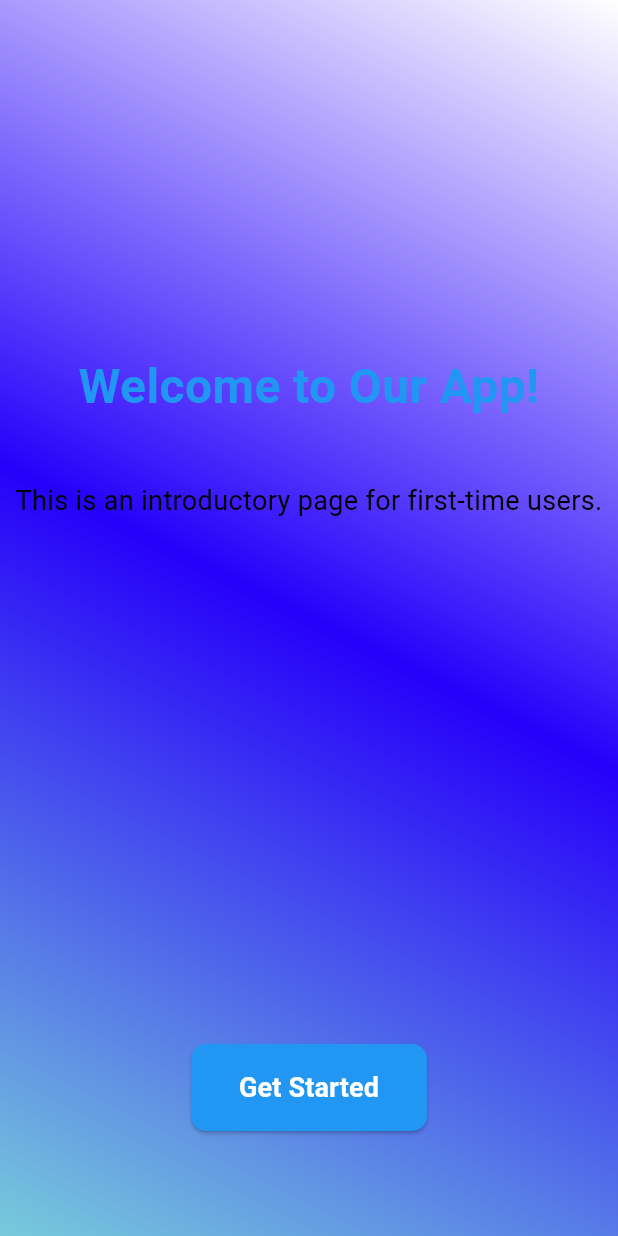
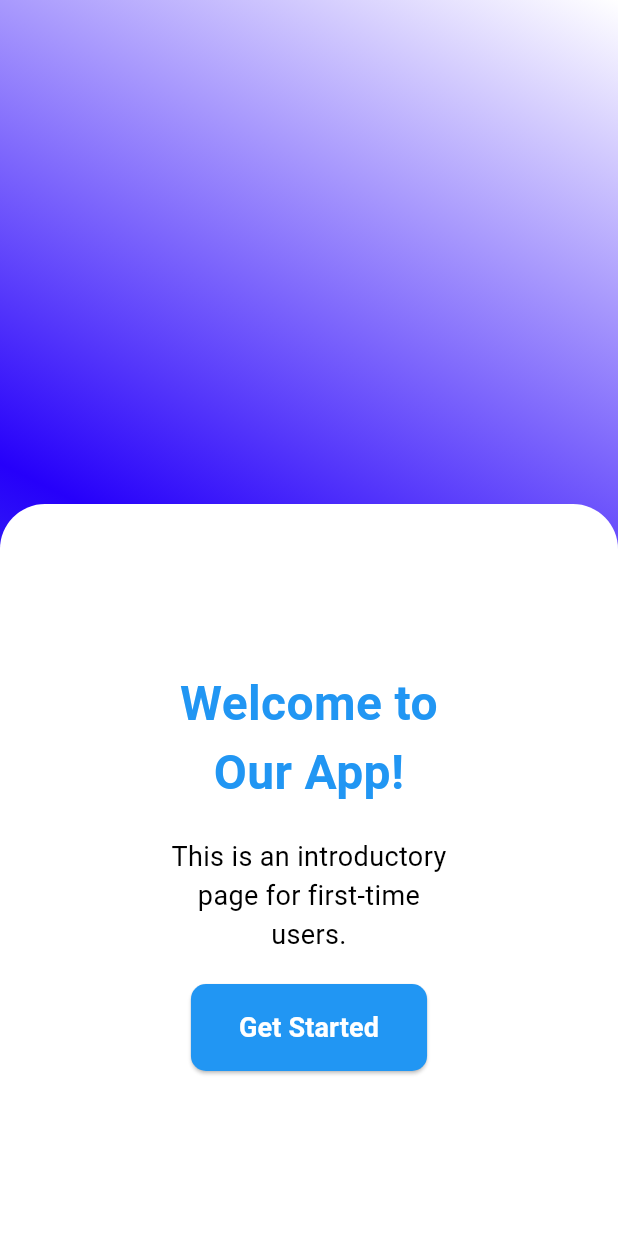
Before and after one commit to MizanHimself/Sentra, a Flutter app: the screen it shows after launch, on a phone screen of 412 x 824 dp. Run offline on Flutter 3.47's test engine with Material 3 defaults, Android fonts, the phone set to English and light mode, and no system bars.

Commit message:
Change before widget

```diff
--- a/Front End/lib/intro_page.dart
+++ b/Front End/lib/intro_page.dart
@@ -20,7 +20,9 @@ class IntroPage extends StatelessWidget {
             stops: [0.0, 0.5, 1.0], // Adjust gradient stops
           ),
         ),
-        child: Center(
+        child: Stack(
+          children: [
+            Center(
               // Wrap Column with Center
               child: Column(
                 mainAxisAlignment:
@@ -29,12 +31,27 @@ class IntroPage extends StatelessWidget {
                     CrossAxisAlignment.center, // Center the column horizontally
                 children: <Widget>[
                   const Spacer(flex: 1), // Adjust spacer to push content up
-              Column(
+                  const Spacer(flex: 2), // Adjust spacer to push content up
+                ],
+              ),
+            ),
+            Align(
+              alignment: Alignment.bottomCenter,
+              child: Container(
+                width: MediaQuery.of(context).size.width,
+                margin: const EdgeInsets.symmetric(horizontal: 0.0),
+                padding: const EdgeInsets.all(110.0), // Increase padding to increase height
+                decoration: BoxDecoration(
+                  color: Colors.white, // Ensure tab color is white
+                  borderRadius: const BorderRadius.only(
+                    topLeft: Radius.circular(30), // Set top left corner radius
+                    topRight: Radius.circular(30), // Set top right corner radius
+                  ),
+                ),
+                child: Column(
+                  mainAxisSize: MainAxisSize.min,
                   children: [
-                  Padding(
-                    padding: const EdgeInsets.only(
-                        top: 60.0), // Add padding to move text up by 60 pixels
-                    child: const Text(
+                    const Text(
                       'Welcome to Our App!',
                       style: TextStyle(
                         fontSize: 32,
@@ -43,8 +60,7 @@ class IntroPage extends StatelessWidget {
                       ),
                       textAlign: TextAlign.center,
                     ),
-                  ),
-                  const SizedBox(height: 40), // Add vertical spacing
+                    const SizedBox(height: 20), // Add vertical spacing
                     const Text(
                       'This is an introductory page for first-time users.',
                       style: TextStyle(
@@ -53,13 +69,8 @@ class IntroPage extends StatelessWidget {
                       ),
                       textAlign: TextAlign.center,
                     ),
-                ],
-              ),
-              const Spacer(flex: 2), // Adjust spacer to push content up
-              Padding(
-                padding: const EdgeInsets.only(
-                    bottom: 70.0), // Add padding to the bottom
-                child: ElevatedButton(
+                    const SizedBox(height: 20), // Add vertical spacing
+                    ElevatedButton(
                       onPressed: () {
                         Navigator.pushReplacement(
                           context,
@@ -69,25 +80,29 @@ class IntroPage extends StatelessWidget {
                         );
                       },
                       style: ElevatedButton.styleFrom(
-                    backgroundColor: Colors.blue, // Set button background color
+                        backgroundColor:
+                            Colors.blue, // Set button background color
                         foregroundColor: Colors.white, // Set button text color
                         shape: RoundedRectangleBorder(
-                      borderRadius:
-                          BorderRadius.circular(10), // Set button border radius
+                          borderRadius: BorderRadius.circular(
+                              10), // Set button border radius
                         ),
                         padding: const EdgeInsets.symmetric(
                             vertical: 16, horizontal: 32), // Set button padding
                       ),
                       child: const Text(
                         'Get Started',
-                    style: TextStyle(fontSize: 18, fontWeight: FontWeight.bold),
+                        style: TextStyle(
+                            fontSize: 18, fontWeight: FontWeight.bold),
+                      ),
+                    ),
+                  ],
                 ),
               ),
             ),
           ],
         ),
       ),
-      ),
     );
   }
 }
```
Also changed, not shown: Front End/lib/login_page.dart (+5 -2 lines), Front End/lib/signup_page.dart (+12 -1 lines). Lines whose indentation alone changed are shown as unchanged.
